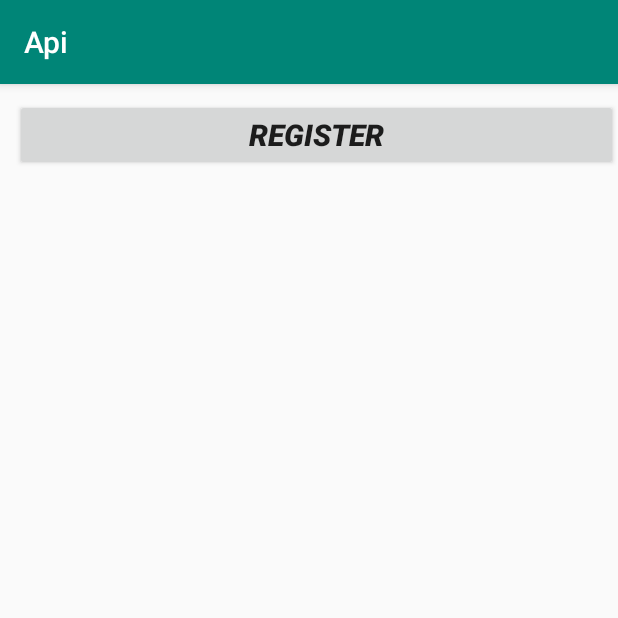
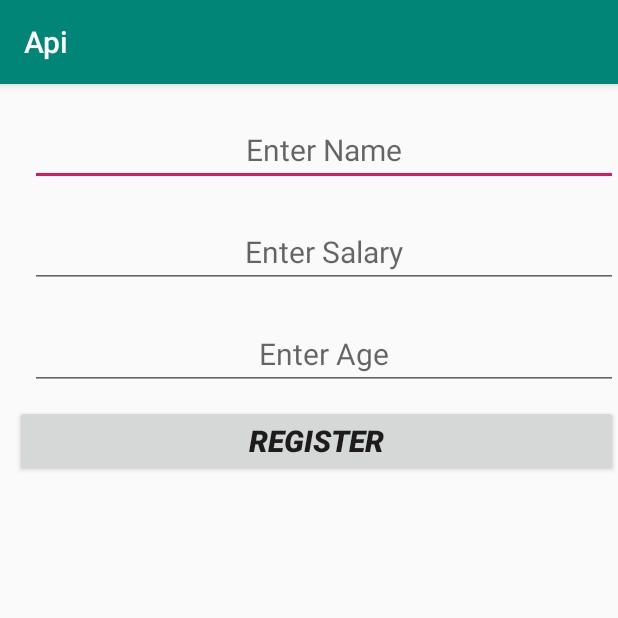
Before and after one commit to anupant01/RetrofitApi, an Android app: the RegistrationActivity screen opened directly, with no data from a screen before it, on a phone screen of 412 x 824 dp, the top half of it. Run offline under Robolectric (Android 15) with nearby library versions, the phone set to English and light mode, and no system bars.

```diff
--- a/app/src/main/java/ClientApi/EmployeeAPI.java
+++ b/app/src/main/java/ClientApi/EmployeeAPI.java
@@ -3,8 +3,11 @@ package ClientApi;
 import java.util.List;
 
 import model.Employee;
+import model.EmployeeCUD;
 import retrofit2.Call;
+import retrofit2.http.Body;
 import retrofit2.http.GET;
+import retrofit2.http.POST;
 import retrofit2.http.Path;
 
 public interface EmployeeAPI {
@@ -16,4 +19,8 @@ public interface EmployeeAPI {
     //to get employee on the basis of their id
     @GET("employee/{empID}")
     Call<Employee> getEmployeeByID(@Path("empID") int empID);
+
+    //to create or register
+    @POST("create")
+    Call<Void> registerEmployee (@Body EmployeeCUD emp);
 }
--- a/app/src/main/java/com/e/api/RegistrationActivity.java
+++ b/app/src/main/java/com/e/api/RegistrationActivity.java
@@ -2,12 +2,72 @@ package com.e.api;
 
 import android.support.v7.app.AppCompatActivity;
 import android.os.Bundle;
+import android.view.View;
+import android.widget.Button;
+import android.widget.EditText;
+import android.widget.Toast;
+
+import ClientApi.EmployeeAPI;
+import model.Employee;
+import model.EmployeeCUD;
+import retrofit2.Call;
+import retrofit2.Callback;
+import retrofit2.Response;
+import retrofit2.Retrofit;
+import retrofit2.converter.gson.GsonConverterFactory;
 
 public class RegistrationActivity extends AppCompatActivity {
+
+    private final static String BASEURL ="http://dummy.restapiexample.com/api/v1/";
+    private EditText etName, etSalary,etAge;
+    private Button btnRegister;
 
     @Override
     protected void onCreate(Bundle savedInstanceState) {
         super.onCreate(savedInstanceState);
         setContentView(R.layout.activity_registration);
+
+
+        etName = findViewById(R.id.etName);
+        etAge = findViewById(R.id.etAge);
+        etSalary = findViewById(R. id.etSalary);
+        btnRegister = findViewById(R.id.btnReg);
+
+        btnRegister.setOnClickListener(new View.OnClickListener() {
+            @Override
+            public void onClick(View v) {
+                Register();
+            }
+        });
+
+    }
+
+    private void Register(){
+        String name = etName.getText().toString();
+        Float salary = Float.parseFloat(etSalary.getText().toString());
+        int age = Integer.parseInt(etAge.getText().toString());
+
+        EmployeeCUD employeeCUD = new EmployeeCUD(name,salary,age);
+
+        Retrofit retrofit = new Retrofit.Builder().baseUrl(BASEURL)
+                .addConverterFactory(GsonConverterFactory.create()).build();
+
+        EmployeeAPI employeeAPI = retrofit.create(EmployeeAPI.class);
+
+        Call<Void> voidCall = employeeAPI.registerEmployee(employeeCUD);
+
+        voidCall.enqueue(new Callback<Void>() {
+            @Override
+            public void onResponse(Call<Void> call, Response<Void> response) {
+                Toast.makeText(RegistrationActivity.
+                        this,"You have been successfully registered ",Toast.LENGTH_SHORT).show();
+            }
+
+            @Override
+            public void onFailure(Call<Void> call, Throwable t) {
+                Toast.makeText(RegistrationActivity.this,
+                        "Error :" + t.getLocalizedMessage(),Toast.LENGTH_LONG).show();
+            }
+        });
     }
 }
--- a/app/src/main/res/layout/activity_registration.xml
+++ b/app/src/main/res/layout/activity_registration.xml
@@ -7,6 +7,37 @@
     android:orientation="vertical"
     tools:context=".RegistrationActivity">
 
+    <EditText
+        android:id="@+id/etName"
+        android:layout_width="match_parent"
+        android:layout_height="wrap_content"
+        android:hint="Enter Name"
+        android:textSize="20sp"
+        android:textAlignment="center"
+        android:layout_marginTop="20sp"
+        android:layout_marginStart="20sp"/>
+
+    <EditText
+        android:id="@+id/etSalary"
+        android:layout_width="match_parent"
+        android:layout_height="wrap_content"
+        android:hint="Enter Salary"
+        android:textSize="20sp"
+        android:textAlignment="center"
+        android:layout_marginTop="20sp"
+        android:layout_marginStart="20sp"/>
+
+
+    <EditText
+        android:id="@+id/etAge"
+        android:layout_width="match_parent"
+        android:layout_height="wrap_content"
+        android:hint="Enter Age"
+        android:textSize="20sp"
+        android:textAlignment="center"
+        android:layout_marginTop="20sp"
+        android:layout_marginStart="20sp"/>
+
 
     <Button
         android:id="@+id/btnReg"
```
Also changed, not shown: app/src/main/java/model/EmployeeCUD.java (added, +44 -0 lines).
